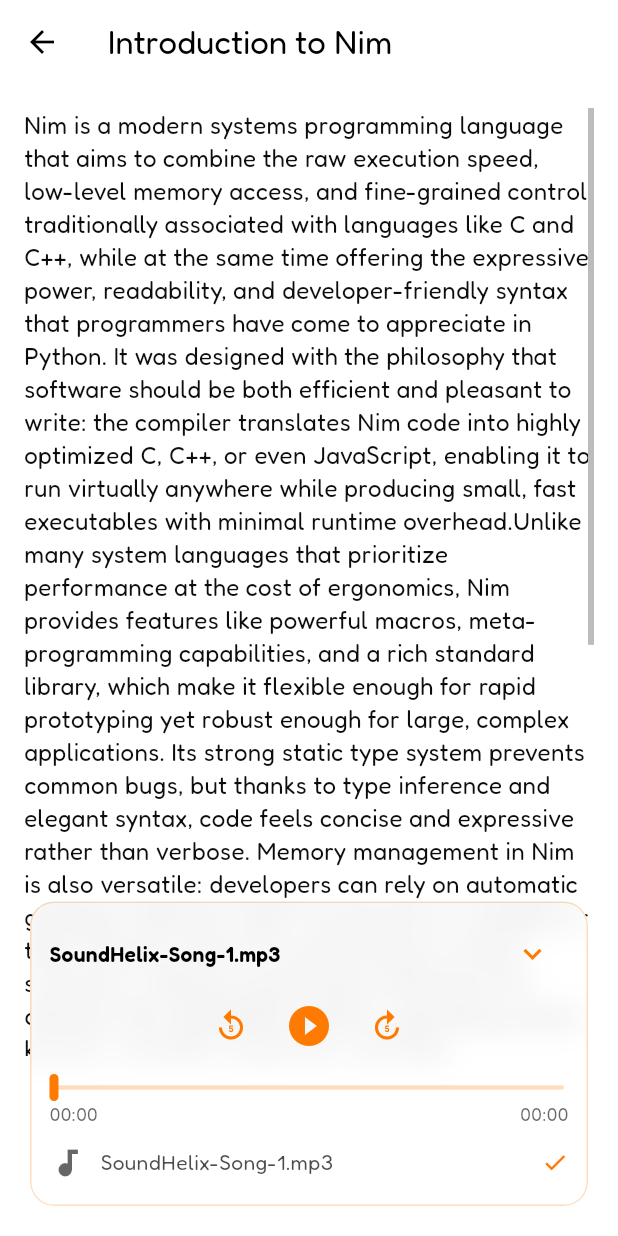
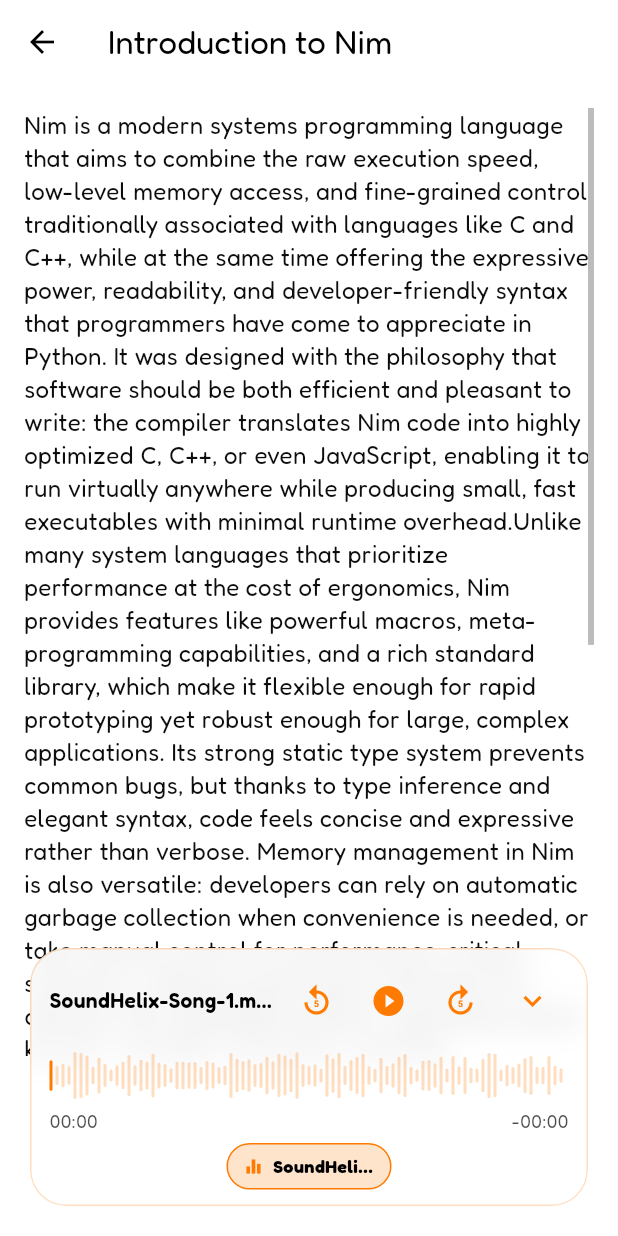
Before and after one commit to bengabp/nim, a Flutter app: the screen it shows after launch, after a tap on "Introduction to Nim", on a phone screen of 412 x 824 dp. Run offline on Flutter 3.47's test engine with Material 3 defaults, Android fonts, the light colour scheme and no system bars; our stand-ins replace file_picker, google_fonts; missing offline and left inert: ffmpeg_kit_flutter_new.

Commit message:
Implement mini player

```diff
--- a/lib/main.dart
+++ b/lib/main.dart
@@ -643,6 +643,132 @@ class _BarSliderThumbShape extends SliderComponentShape {
   }
 }
 
+// Waveform-like seek bar with progress fill and time labels
+class _WaveSeekBar extends StatelessWidget {
+  final Duration duration;
+  final Duration position;
+  final String seed;
+  final ValueChanged<double> onChanged;
+  final ValueChanged<double> onChangeEnd;
+
+  const _WaveSeekBar({
+    required this.duration,
+    required this.position,
+    required this.seed,
+    required this.onChanged,
+    required this.onChangeEnd,
+  });
+
+  String _fmt(Duration d) {
+    final mm = d.inMinutes.remainder(60).toString().padLeft(2, '0');
+    final ss = d.inSeconds.remainder(60).toString().padLeft(2, '0');
+    final hh = d.inHours;
+    return hh > 0 ? '$hh:$mm:$ss' : '$mm:$ss';
+  }
+
+  @override
+  Widget build(BuildContext context) {
+    final onColor = Theme.of(context).colorScheme.primary;
+    final textColor = Theme.of(context).colorScheme.onSurface.withOpacity(0.7);
+    final maxMs = duration.inMilliseconds;
+    final posMs = position.inMilliseconds.clamp(0, maxMs);
+    final ratio = maxMs == 0 ? 0.0 : posMs / maxMs;
+
+    return Column(
+      mainAxisSize: MainAxisSize.min,
+      children: [
+        LayoutBuilder(
+          builder: (context, c) {
+            return GestureDetector(
+              behavior: HitTestBehavior.opaque,
+              onHorizontalDragUpdate: (d) {
+                final localX = d.localPosition.dx.clamp(0.0, c.maxWidth);
+                final r = c.maxWidth == 0 ? 0.0 : localX / c.maxWidth;
+                onChanged((r * maxMs).toDouble());
+              },
+              onHorizontalDragEnd: (_) => onChangeEnd(posMs.toDouble()),
+              onTapDown: (d) {
+                final localX = d.localPosition.dx.clamp(0.0, c.maxWidth);
+                final r = c.maxWidth == 0 ? 0.0 : localX / c.maxWidth;
+                onChangeEnd((r * maxMs).toDouble());
+              },
+              child: CustomPaint(
+                size: Size(c.maxWidth, 36),
+                painter: _WaveformPainter(
+                  ratio: ratio,
+                  seed: seed,
+                  active: onColor,
+                  inactive: onColor.withOpacity(0.25),
+                ),
+              ),
+            );
+          },
+        ),
+        const SizedBox(height: 4),
+        Row(
+          children: [
+            Text(_fmt(Duration(milliseconds: posMs)), style: TextStyle(color: textColor, fontSize: 12)),
+            const Spacer(),
+            Text('-${_fmt(duration - Duration(milliseconds: posMs))}', style: TextStyle(color: textColor, fontSize: 12)),
+          ],
+        ),
+      ],
+    );
+  }
+}
+
+class _WaveformPainter extends CustomPainter {
+  final double ratio; // 0..1
+  final String seed;
+  final Color active;
+  final Color inactive;
+
+  _WaveformPainter({required this.ratio, required this.seed, required this.active, required this.inactive});
+
+  List<double> _generateHeights(int n) {
+    // Deterministic pseudo randomness from seed
+    int h = 0;
+    for (final c in seed.codeUnits) {
+      h = (h * 31 + c) & 0x7fffffff;
+    }
+    final heights = List<double>.generate(n, (i) {
+      h = (h * 1664525 + 1013904223) & 0xffffffff;
+      final v = ((h >> 16) & 0xffff) / 0xffff; // 0..1
+      return 0.25 + 0.75 * v; // 0.25..1.0 of max height
+    });
+    return heights;
+  }
+
+  @override
+  void paint(Canvas canvas, Size size) {
+    final bars = (size.width / 4).floor(); // 2px bar + 2px gap
+    final heights = _generateHeights(bars);
+    final maxH = size.height - 4;
+    final activePaint = Paint()..color = active;
+    final inactivePaint = Paint()..color = inactive;
+    final activeBars = (bars * ratio).clamp(0, bars).floor();
+    double x = 0;
+    for (int i = 0; i < bars; i++) {
+      final h = heights[i] * maxH;
+      final y = (size.height - h) / 2;
+      final paint = i <= activeBars ? activePaint : inactivePaint;
+      canvas.drawRRect(
+        RRect.fromRectAndRadius(Rect.fromLTWH(x, y, 2, h), const Radius.circular(1)),
+        paint,
+      );
+      x += 4; // bar + gap
+    }
+  }
+
+  @override
+  bool shouldRepaint(covariant _WaveformPainter oldDelegate) {
+    return oldDelegate.ratio != ratio ||
+        oldDelegate.seed != seed ||
+        oldDelegate.active != active ||
+        oldDelegate.inactive != inactive;
+  }
+}
+
 class _ThemeToggle extends StatefulWidget {
   const _ThemeToggle();
 
@@ -757,6 +883,13 @@ class _MediaPanel extends StatefulWidget {
 class _MediaPanelState extends State<_MediaPanel> with TickerProviderStateMixin {
   bool _collapsed = false;
 
+  String _ellipsize(String s, int maxChars) {
+    if (s.length <= maxChars) return s;
+    final head = (maxChars * 0.6).floor();
+    final tail = maxChars - head - 1;
+    return s.substring(0, head) + '…' + s.substring(s.length - tail);
+  }
+
   @override
   Widget build(BuildContext context) {
     final colors = Theme.of(context).colorScheme;
@@ -765,13 +898,13 @@ class _MediaPanelState extends State<_MediaPanel> with TickerProviderStateMixin
       curve: Curves.easeOutCubic,
       padding: const EdgeInsets.all(8),
       child: ClipRRect(
-        borderRadius: BorderRadius.circular(16),
+        borderRadius: BorderRadius.circular(24),
         child: BackdropFilter(
           filter: ui.ImageFilter.blur(sigmaX: 10, sigmaY: 10),
           child: Container(
             decoration: BoxDecoration(
               color: colors.surface.withOpacity(0.7),
-              borderRadius: BorderRadius.circular(16),
+              borderRadius: BorderRadius.circular(24),
               border: Border.all(color: colors.primary.withOpacity(0.25)),
             ),
             padding: const EdgeInsets.symmetric(horizontal: 12, vertical: 10),
@@ -788,6 +921,48 @@ class _MediaPanelState extends State<_MediaPanel> with TickerProviderStateMixin
                         style: TextStyle(color: colors.onSurface, fontWeight: FontWeight.w600),
                       ),
                     ),
+                    if (_collapsed) ...[
+                      const SizedBox(width: 8),
+                      widget.isLoading
+                          ? const SizedBox(width: 22, height: 22, child: CircularProgressIndicator(strokeWidth: 2.5))
+                          : IconButton(
+                              tooltip: widget.isPlaying ? 'Pause' : 'Play',
+                              onPressed: widget.onTogglePlay,
+                              icon: Icon(widget.isPlaying ? Icons.pause : Icons.play_arrow),
+                              color: colors.primary,
+                              iconSize: 22,
+                              padding: EdgeInsets.zero,
+                            ),
+                      IconButton(
+                        tooltip: 'Next',
+                        onPressed: widget.onNext,
+                        icon: const Icon(Icons.skip_next),
+                        color: colors.primary,
+                        iconSize: 22,
+                        padding: EdgeInsets.zero,
+                      ),
+                    ] else ...[
+                      IconButton(
+                        tooltip: 'Back 5s',
+                        onPressed: widget.onBack,
+                        icon: const Icon(Icons.replay_5),
+                        color: colors.primary,
+                      ),
+                      widget.isLoading
+                          ? const SizedBox(width: 28, height: 28, child: CircularProgressIndicator(strokeWidth: 3))
+                          : IconButton(
+                              tooltip: widget.isPlaying ? 'Pause' : 'Play',
+                              onPressed: widget.onTogglePlay,
+                              icon: Icon(widget.isPlaying ? Icons.pause_circle_filled : Icons.play_circle_fill),
+                              color: colors.primary,
+                            ),
+                      IconButton(
+                        tooltip: 'Forward 5s',
+                        onPressed: widget.onForward,
+                        icon: const Icon(Icons.forward_5),
+                        color: colors.primary,
+                      ),
+                    ],
                     IconButton(
                       tooltip: _collapsed ? 'Expand' : 'Collapse',
                       onPressed: () => setState(() => _collapsed = !_collapsed),
@@ -803,111 +978,83 @@ class _MediaPanelState extends State<_MediaPanel> with TickerProviderStateMixin
                       ? Column(
                           mainAxisSize: MainAxisSize.min,
                           children: [
-                            Row(
-                              mainAxisAlignment: MainAxisAlignment.end,
-                              children: [
-                                widget.isLoading
-                                    ? const SizedBox(width: 28, height: 28, child: CircularProgressIndicator(strokeWidth: 3))
-                                    : IconButton(
-                                        tooltip: widget.isPlaying ? 'Pause' : 'Play',
-                                        onPressed: widget.onTogglePlay,
-                                        icon: Icon(widget.isPlaying ? Icons.pause : Icons.play_arrow),
-                                        color: colors.primary,
-                                      ),
-                                IconButton(
-                                  tooltip: 'Next',
-                                  onPressed: widget.onNext,
-                                  icon: const Icon(Icons.skip_next),
-                                  color: colors.primary,
-                                ),
-                              ],
-                            ),
-                            TweenAnimationBuilder<double>(
-                              duration: const Duration(milliseconds: 200),
-                              curve: Curves.easeOut,
-                              tween: Tween(
-                                begin: 0.0,
-                                end: widget.duration.inMilliseconds == 0
-                                    ? 0.0
-                                    : widget.position.inMilliseconds / widget.duration.inMilliseconds,
-                              ),
-                              builder: (context, v, _) => LinearProgressIndicator(
-                                value: widget.duration.inMilliseconds == 0 ? 0 : v.clamp(0.0, 1.0),
-                              ),
+                            _WaveSeekBar(
+                              duration: widget.duration,
+                              position: widget.position,
+                              seed: widget.title,
+                              onChanged: widget.onSeekChanged,
+                              onChangeEnd: widget.onSeekEnd,
                             ),
                           ],
                         )
                       : Column(
                           mainAxisSize: MainAxisSize.min,
                           children: [
-                            Row(
-                              mainAxisAlignment: MainAxisAlignment.center,
-                              children: [
-                                IconButton(
-                                  tooltip: 'Back 5s',
-                                  onPressed: widget.onBack,
-                                  icon: const Icon(Icons.replay_5),
-                                  color: colors.primary,
-                                ),
-                                const SizedBox(width: 4),
-                                widget.isLoading
-                                    ? const SizedBox(width: 32, height: 32, child: CircularProgressIndicator(strokeWidth: 3))
-                                    : IconButton(
-                                        tooltip: widget.isPlaying ? 'Pause' : 'Play',
-                                        onPressed: widget.onTogglePlay,
-                                        icon: Icon(widget.isPlaying ? Icons.pause_circle_filled : Icons.play_circle_fill),
-                                        color: colors.primary,
-                                        iconSize: 32,
-                                      ),
-                                const SizedBox(width: 4),
-                                IconButton(
-                                  tooltip: 'Forward 5s',
-                                  onPressed: widget.onForward,
-                                  icon: const Icon(Icons.forward_5),
-                                  color: colors.primary,
-                                ),
-                              ],
-                            ),
+                            // Controls are now inline with the header row above
                             const SizedBox(height: 8),
-                            _SeekBar(
+                            _WaveSeekBar(
                               duration: widget.duration,
                               position: widget.position,
+                              seed: widget.title,
                               onChanged: widget.onSeekChanged,
                               onChangeEnd: widget.onSeekEnd,
                             ),
                             const SizedBox(height: 6),
-                            // tracks (scrollable, constrained height)
+                            // track pills with wrap (3 per row)
                             ConstrainedBox(
-                              constraints: const BoxConstraints(maxHeight: 160),
+                              constraints: const BoxConstraints(maxHeight: 120),
                               child: Scrollbar(
                                 thumbVisibility: true,
-                                child: ListView.builder(
-                                  shrinkWrap: true,
-                                  itemCount: widget.tracks.length,
-                                  itemBuilder: (context, i) {
-                                    final playing = i == widget.currentIndex && widget.isPlaying;
-                                    return InkWell(
+                                child: LayoutBuilder(
+                                  builder: (context, cons) {
+                                    const spacing = 8.0;
+                                    const perRow = 3;
+                                    final pillWidth = (cons.maxWidth - spacing * (perRow - 1)) / perRow;
+                                    return SingleChildScrollView(
+                                      child: Wrap(
+                                        spacing: spacing,
+                                        runSpacing: spacing,
+                                        children: [
+                                          for (int i = 0; i < widget.tracks.length; i++)
+                                            SizedBox(
+                                              width: pillWidth,
+                                              child: InkWell(
                                                 onTap: () => widget.onSelectTrack(i),
-                                      child: Padding(
-                                        padding: const EdgeInsets.symmetric(vertical: 6.0),
+                                                borderRadius: BorderRadius.circular(20),
+                                                child: Container(
+                                                  padding: const EdgeInsets.symmetric(horizontal: 10, vertical: 6),
+                                                  decoration: BoxDecoration(
+                                                    color: i == widget.currentIndex ? colors.primary.withOpacity(0.2) : colors.surface.withOpacity(0.4),
+                                                    borderRadius: BorderRadius.circular(20),
+                                                    border: Border.all(color: i == widget.currentIndex ? colors.primary : colors.onSurface.withOpacity(0.15)),
+                                                  ),
                                                   child: Row(
+                                                    mainAxisSize: MainAxisSize.min,
                                                     children: [
-                                            Icon(playing ? Icons.equalizer : Icons.audiotrack, color: playing ? colors.primary : colors.onSurface.withOpacity(0.6)),
-                                            const SizedBox(width: 10),
+                                                      Icon(
+                                                        i == widget.currentIndex ? Icons.equalizer : Icons.audiotrack,
+                                                        size: 14,
+                                                        color: i == widget.currentIndex ? colors.primary : colors.onSurface.withOpacity(0.6),
+                                                      ),
+                                                      const SizedBox(width: 6),
                                                       Expanded(
                                                         child: Text(
-                                                widget.tracks[i].name,
+                                                          _ellipsize(widget.tracks[i].name, 22),
                                                           style: TextStyle(
-                                                  color: playing ? colors.onSurface : colors.onSurface.withOpacity(0.7),
-                                                  fontWeight: playing ? FontWeight.w700 : FontWeight.w400,
+                                                            color: colors.onSurface,
+                                                            fontSize: 12,
+                                                            fontWeight: i == widget.currentIndex ? FontWeight.w700 : FontWeight.w400,
                                                           ),
                                                           overflow: TextOverflow.ellipsis,
+                                                          maxLines: 1,
                                                         ),
                                                       ),
-                                            if (i == widget.currentIndex)
-                                              Icon(Icons.check, color: colors.primary, size: 18),
                                                     ],
                                                   ),
+                                                ),
+                                              ),
+                                            ),
+                                        ],
                                       ),
                                     );
                                   },
```
Lines whose indentation alone changed are shown as unchanged.
